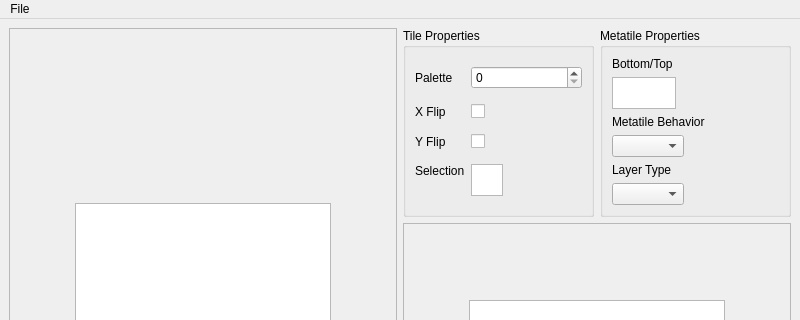
This is forms/tileseteditor.ui in huderlem/porymap as Qt 5 draws it before an edit; both pictures show x 0 to 800 and y 0 to 320 of the 800 by 600 pixel window. The edited form follows.
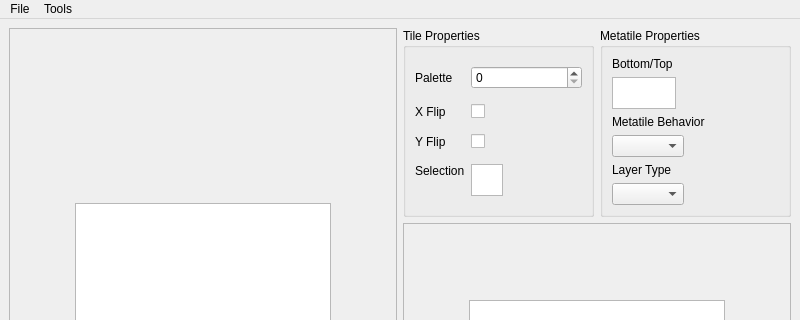
This is the edited form.

```diff
--- a/forms/tileseteditor.ui
+++ b/forms/tileseteditor.ui
@@ -397,10 +397,16 @@
     </property>
     <addaction name="actionSave_Tileset"/>
     <addaction name="separator"/>
+   </widget>
+   <widget class="QMenu" name="menuTools">
+    <property name="title">
+     <string>Tools</string>
+    </property>
     <addaction name="actionImport_Primary_Tiles"/>
     <addaction name="actionImport_Secondary_Tiles"/>
    </widget>
    <addaction name="menuFile"/>
+   <addaction name="menuTools"/>
   </widget>
   <widget class="QStatusBar" name="statusbar"/>
   <action name="actionSave_Tileset">
```
Left out of the diff: 8 changed lines with no effect on the pictures.
